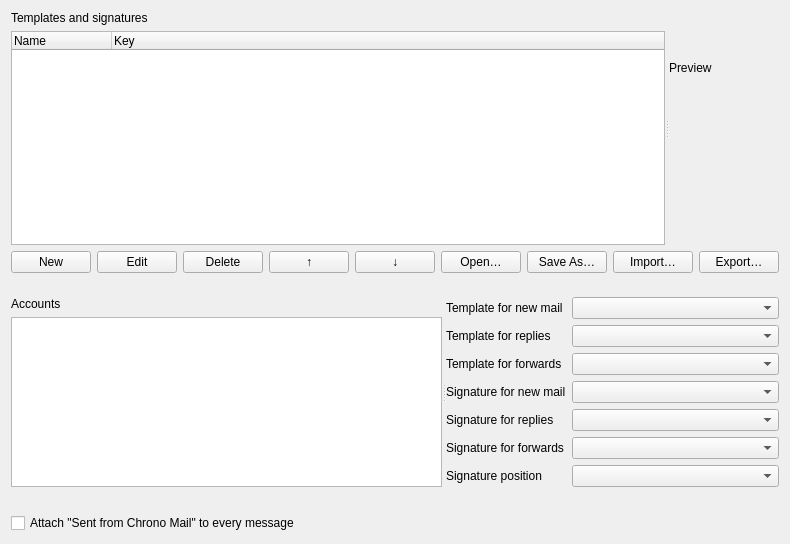
The window that src/chrono_mail/ui/forms/settings_signatures.ui (rob-vandenberg/chrono-mail) describes before a commit, drawn with Qt 5.
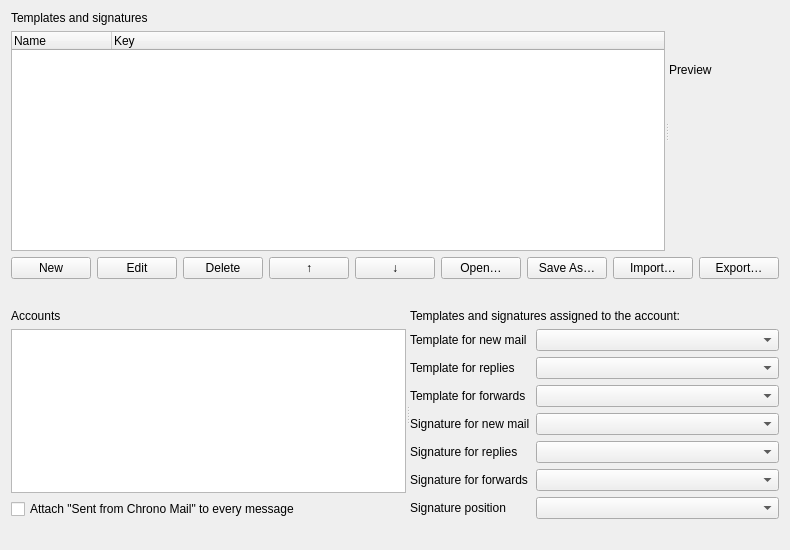
The same window after the commit.

Commit message: The account block of the Templates and Signatures page as the owner drew it: a heading above the fields, the tick under the account list

```diff
--- a/src/chrono_mail/ui/forms/settings_signatures.ui
+++ b/src/chrono_mail/ui/forms/settings_signatures.ui
@@ -2,7 +2,7 @@
 <ui version="4.0">
  <class>SettingsSignatures</class>
  <widget class="QWidget" name="SettingsSignatures">
-  <layout class="QVBoxLayout" name="layout" stretch="3,0,0,2,0,0">
+  <layout class="QVBoxLayout" name="layout" stretch="3,0,0,2,0">
    <item>
     <widget class="QSplitter" name="librarySplitter">
      <property name="orientation">
@@ -168,7 +168,7 @@
      <property name="sizeHint" stdset="0">
       <size>
        <width>0</width>
-       <height>18</height>
+       <height>24</height>
       </size>
      </property>
     </spacer>
@@ -196,9 +196,25 @@
         <item>
          <widget class="QListWidget" name="accounts" />
         </item>
+        <item>
+         <widget class="QCheckBox" name="sentFrom">
+          <property name="text">
+           <string>Attach "Sent from Chrono Mail" to every message</string>
+          </property>
+         </widget>
+        </item>
        </layout>
      </widget>
      <widget class="QWidget" name="choicesSide">
+      <layout class="QVBoxLayout" name="choicesColumn">
+       <item>
+        <widget class="QLabel" name="choicesLabel">
+         <property name="text">
+          <string>Templates and signatures assigned to the account:</string>
+         </property>
+        </widget>
+       </item>
+       <item>
       <layout class="QFormLayout" name="choices">
       <item row="0" column="0">
        <widget class="QLabel" name="templateNewLabel">
@@ -320,6 +336,21 @@
        </widget>
       </item>
       </layout>
+       </item>
+       <item>
+        <spacer name="choicesEnd">
+         <property name="orientation">
+          <enum>Qt::Vertical</enum>
+         </property>
+         <property name="sizeHint" stdset="0">
+          <size>
+           <width>0</width>
+           <height>0</height>
+          </size>
+         </property>
+        </spacer>
+       </item>
+      </layout>
      </widget>
     </widget>
    </item>
@@ -330,13 +361,6 @@
      </property>
     </widget>
    </item>
-   <item>
-    <widget class="QCheckBox" name="sentFrom">
-     <property name="text">
-      <string>Attach "Sent from Chrono Mail" to every message</string>
-     </property>
-    </widget>
-   </item>
   </layout>
  </widget>
  <resources />
```
Lines whose indentation alone changed are shown as unchanged. The commit also changes 5 other files.
